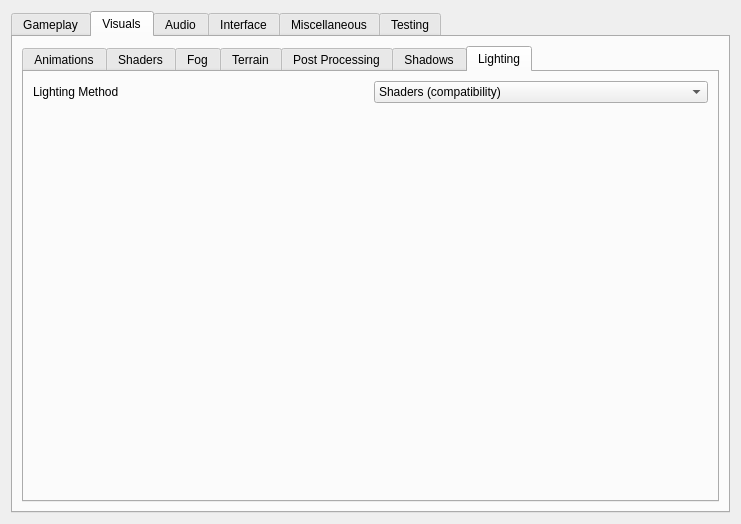
This is apps/launcher/ui/settingspage.ui in sunhawken/openmw as Qt 5 draws it before an edit. The edited form follows.
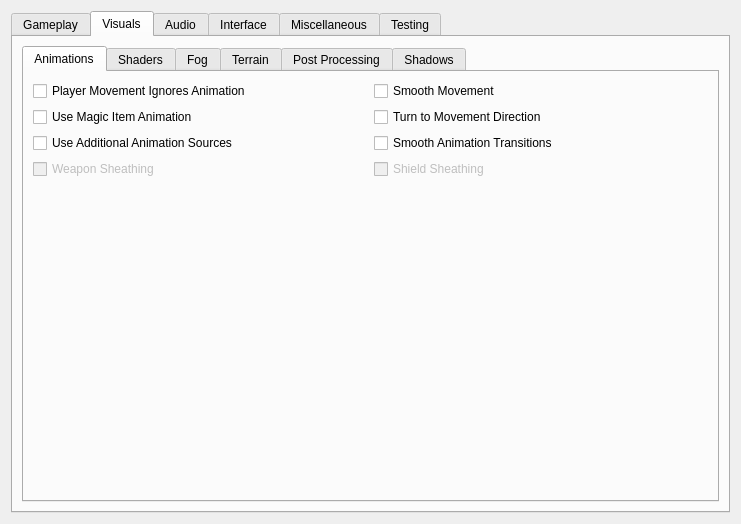
This is the edited form. The open tabs and pages were chosen to show the change.

The edit to the form file:
```diff
--- a/apps/launcher/ui/settingspage.ui
+++ b/apps/launcher/ui/settingspage.ui
@@ -1022,56 +1022,6 @@
              </item>
             </layout>
            </widget>
-           <widget class="QWidget" name="lightingTab">
-            <attribute name="title">
-             <string>Lighting</string>
-            </attribute>
-            <layout class="QHBoxLayout" name="horizontalLightingLayout">
-             <item>
-              <layout class="QGridLayout" name="lightingLayout" columnstretch="0,0">
-               <item row="2" column="1">
-                <spacer name="verticalSpacer_10">
-                 <property name="orientation">
-                  <enum>Qt::Vertical</enum>
-                 </property>
-                 <property name="sizeHint" stdset="0">
-                  <size>
-                   <width>20</width>
-                   <height>40</height>
-                  </size>
-                 </property>
-                </spacer>
-               </item>
-               <item row="1" column="0">
-                <widget class="QLabel" name="lightingMethodLabel">
-                 <property name="toolTip">
-                  <string>&lt;html&gt;&lt;head/&gt;&lt;body&gt;&lt;p&gt;Set the internal handling of light sources.&lt;/p&gt;
-&lt;p&gt;&quot;Shaders (compatibility)&quot; It is recommended to use this with older hardware and a light limit closer to 8.&lt;/p&gt;
-&lt;p&gt; &quot;Shaders&quot; carries all of the benefits that &quot;Shaders (compatibility)&quot; does, but uses a modern approach that allows for a higher max lights count with little to no performance penalties on modern hardware.&lt;/p&gt;&lt;/body&gt;&lt;/html&gt;</string>
-                 </property>
-                 <property name="text">
-                  <string>Lighting Method</string>
-                 </property>
-                </widget>
-               </item>
-               <item row="1" column="1">
-                <widget class="QComboBox" name="lightingMethodComboBox">
-                 <item>
-                  <property name="text">
-                   <string>Shaders (compatibility)</string>
-                  </property>
-                 </item>
-                 <item>
-                  <property name="text">
-                   <string>Shaders</string>
-                  </property>
-                 </item>
-                </widget>
-               </item>
-              </layout>
-             </item>
-            </layout>
-           </widget>
           </widget>
          </item>
         </layout>
```
